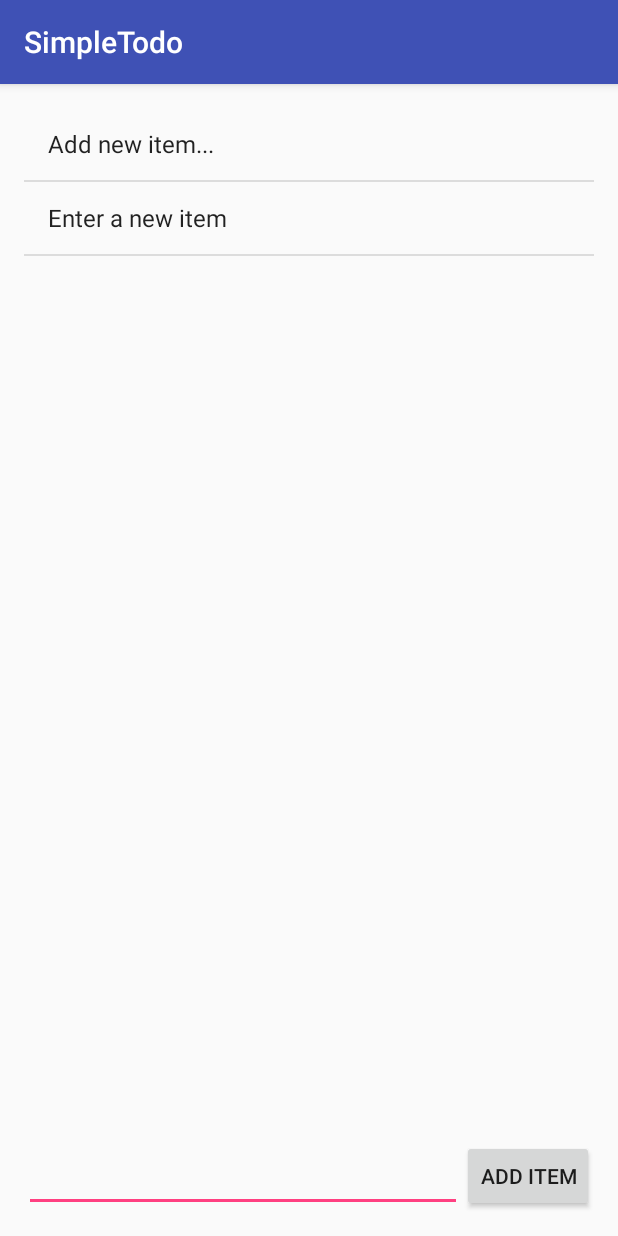
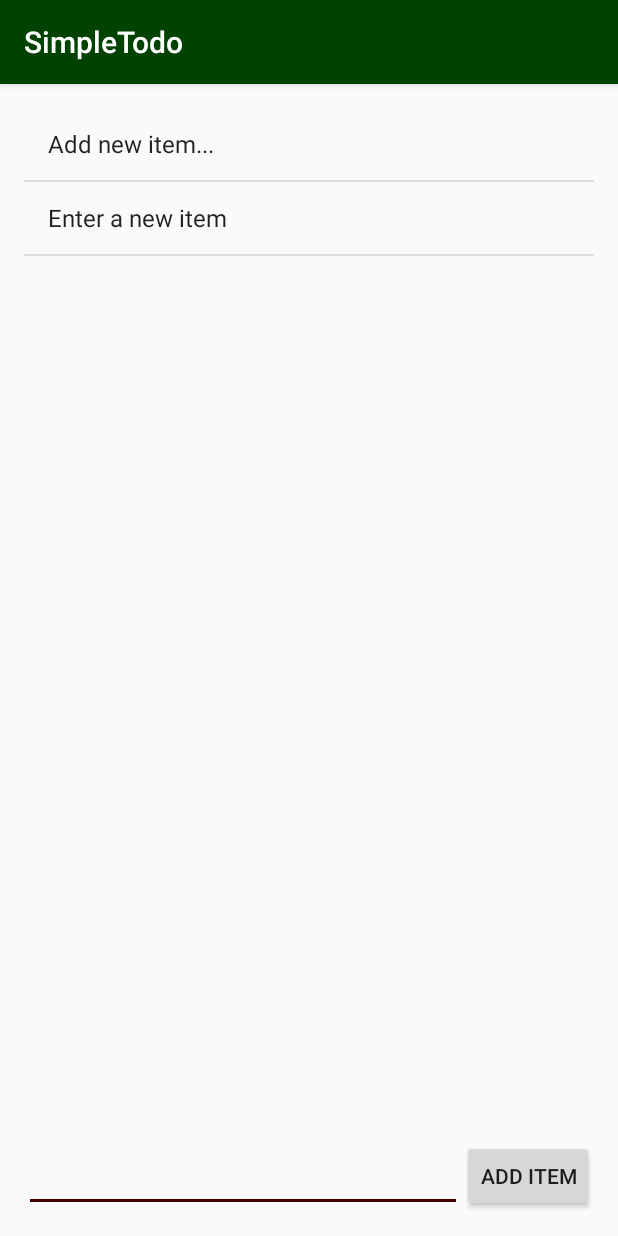
Before and after one commit to thomasphillips3/Listify, an Android app: the screen it shows after launch (MainActivity), after a tap on "ADD ITEM", on a phone screen of 412 x 824 dp. Run offline under Robolectric (Android 15) with nearby library versions, the light colour scheme and no system bars.

Commit message:
Changed app colors

```diff
--- a/app/src/main/res/values/colors.xml
+++ b/app/src/main/res/values/colors.xml
@@ -1,6 +1,6 @@
 <?xml version="1.0" encoding="utf-8"?>
 <resources>
-    <color name="colorPrimary">#3F51B5</color>
-    <color name="colorPrimaryDark">#303F9F</color>
-    <color name="colorAccent">#FF4081</color>
+    <color name="colorPrimary">#004200</color>
+    <color name="colorPrimaryDark">#042000</color>
+    <color name="colorAccent">#420000</color>
 </resources>
```
